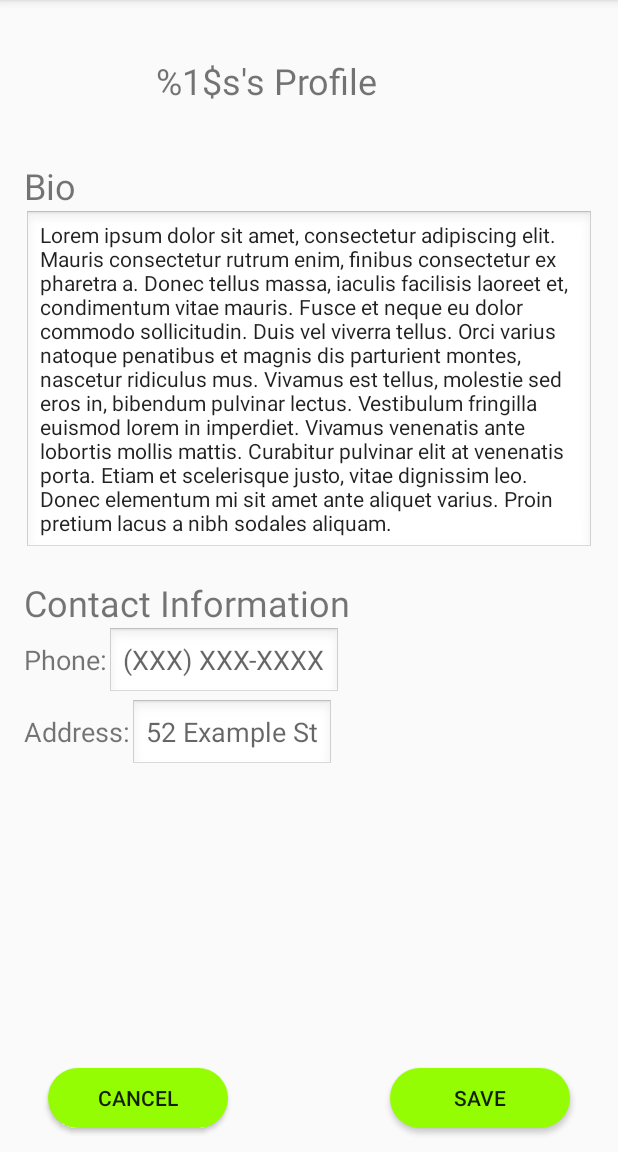
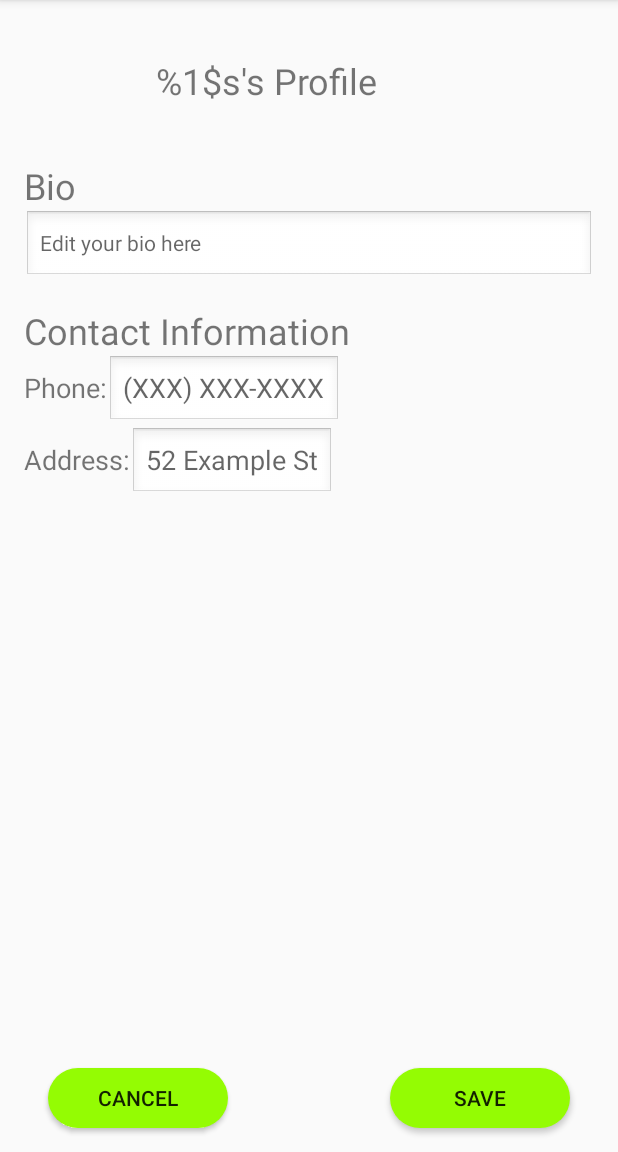
Before and after one commit to CMPUT301F20T05/CriEngine, an Android app: the MyProfileActivity screen opened directly, with no data from a screen before it, after a tap on "EDIT", on a phone screen of 412 x 824 dp, the part 84-1236 px from its top. Run offline under Robolectric (Android 15) with nearby library versions, the phone set to English and light mode, and no system bars; our stand-ins replace Firebase (no records; nobody signed in at launch, a user with empty details on screens opened directly); libraries missing offline, so code that uses them is left out: com.firebase.ui; 4 statements that could not run were skipped.

Commit message:
change bio text to hint (#132)

```diff
--- a/client/app/src/main/res/layout/component_profile.xml
+++ b/client/app/src/main/res/layout/component_profile.xml
@@ -55,7 +55,7 @@
         android:layout_below="@id/bio_header"
         android:background="@null"
         android:breakStrategy="simple"
-        android:text="@string/lorem_ipsum"
+        android:hint="@string/bio_text"
         android:textSize="14sp" />
 
     <TextView
--- a/client/app/src/main/res/values/strings.xml
+++ b/client/app/src/main/res/values/strings.xml
@@ -1,10 +1,10 @@
 <resources>
     <string name="app_name">CriEngine</string>
-    <string name="lorem_ipsum">Lorem ipsum dolor sit amet, consectetur adipiscing elit. Mauris consectetur rutrum enim, finibus consectetur ex pharetra a. Donec tellus massa, iaculis facilisis laoreet et, condimentum vitae mauris. Fusce et neque eu dolor commodo sollicitudin. Duis vel viverra tellus. Orci varius natoque penatibus et magnis dis parturient montes, nascetur ridiculus mus. Vivamus est tellus, molestie sed eros in, bibendum pulvinar lectus. Vestibulum fringilla euismod lorem in imperdiet. Vivamus venenatis ante lobortis mollis mattis. Curabitur pulvinar elit at venenatis porta. Etiam et scelerisque justo, vitae dignissim leo. Donec elementum mi sit amet ante aliquet varius. Proin pretium lacus a nibh sodales aliquam.</string>
 
     <!-- Profile Component -->
     <string name="user_profile_text">%1$s\'s Profile</string>
     <string name="bio_header">Bio</string>
+    <string name="bio_text">Edit your bio here</string>
     <string name="contact_info">Contact Information</string>
     <string name="phone_header">Phone:</string>
     <string name="address_header">Address:</string>
```
